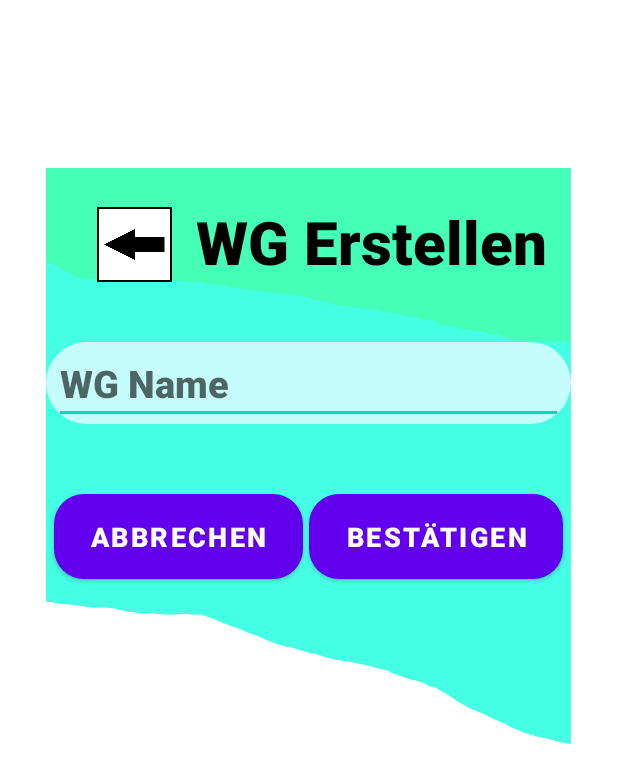
After one commit to Yannick12365/EMA-Projekt, an Android app: the layout popup_wg_erstellen.xml on its own in the app's theme, with its tools: preview values and no code run, on a phone screen of 412 x 824 dp. The commit adds this screen. Shown: the top 783 px of the screen. Run offline under Robolectric (Android 15) with nearby library versions, the phone set to English and light mode, and no system bars.

Commit message:
edit Login create WG erstellen PopUp

```diff
--- a/app/src/main/java/com/example/ema_projekt/MainActivity.kt
+++ b/app/src/main/java/com/example/ema_projekt/MainActivity.kt
@@ -1,11 +1,16 @@
 package com.example.ema_projekt
 
+import android.app.Dialog
 import android.content.Intent
+import android.graphics.Color
+import android.graphics.drawable.ColorDrawable
 import androidx.appcompat.app.AppCompatActivity
 import android.os.Bundle
 import android.widget.Button
+import android.widget.EditText
+import android.widget.ImageButton
+import android.widget.TextView
 import androidx.appcompat.app.AppCompatDelegate
-import com.example.ema_projekt.kalender.KalenderActivity
 import com.example.ema_projekt.wgplaner.WGPlanerActivity
 
 class MainActivity : AppCompatActivity() {
@@ -14,10 +19,50 @@ class MainActivity : AppCompatActivity() {
         AppCompatDelegate.setDefaultNightMode(AppCompatDelegate.MODE_NIGHT_NO)
         setContentView(R.layout.activity_main)
 
-        val button:Button = findViewById(R.id.button_einlogen)
+        val loginbutton:Button = findViewById(R.id.button_einloggen)
+        val erstellbutton:Button = findViewById(R.id.button_erstellen)
 
-        button.setOnClickListener {
+        loginbutton.setOnClickListener {
             startActivity(Intent(this, WGPlanerActivity::class.java))
         }
+
+        erstellbutton.setOnClickListener {
+            showWGErstellPopUp()
+        }
+    }
+
+    private fun showWGErstellPopUp(){
+        val popup = Dialog(this)
+
+        popup.setContentView(R.layout.popup_wg_erstellen)
+        popup.window?.setBackgroundDrawable(ColorDrawable(Color.TRANSPARENT))
+
+        val zurueck: ImageButton = popup.findViewById(R.id.imageButton_wgerstellen_zurueck)
+        val bestaetigen: Button = popup.findViewById(R.id.button_wgerstellen_bestaetigen)
+        val abbrechen:Button = popup.findViewById(R.id.button_wgerstellen_abbrechen)
+        val textfield:EditText = popup.findViewById(R.id.editText_wgname)
+        val errorfield:TextView = popup.findViewById(R.id.textView_error)
+
+        textfield.setOnClickListener {
+            errorfield.text = ""
+        }
+
+        zurueck.setOnClickListener {
+            popup.dismiss()
+        }
+
+        abbrechen.setOnClickListener {
+            popup.dismiss()
+        }
+
+        bestaetigen.setOnClickListener {
+            if (!textfield.text.toString().contains(" ")){
+                popup.dismiss()
+            } else {
+                errorfield.text = "Bitte verwende keine Leerzeichen!"
+            }
+        }
+
+        popup.show()
     }
 }
--- a/app/src/main/res/layout/activity_main.xml
+++ b/app/src/main/res/layout/activity_main.xml
@@ -84,22 +84,22 @@
                 android:layout_height="wrap_content"
                 android:textSize="25sp"
                 android:textAlignment="center"
-                android:text="Password" />
+                android:text="WG Token" />
 
             <EditText
-                android:id="@+id/wgpasswordinput"
+                android:id="@+id/wgtokeninput"
                 android:layout_width="match_parent"
                 android:layout_height="wrap_content"
                 android:textSize="20sp"
                 android:textColor="@color/black"
                 android:ems="10"
-                android:hint="Password"
+                android:hint="WG Token"
                 android:maxLines="25"
-                android:inputType="textPassword"
+                android:inputType="text"
                 android:minHeight="48dp" />
 
             <Button
-                android:id="@+id/button_einlogen"
+                android:id="@+id/button_einloggen"
                 android:layout_width="match_parent"
                 android:layout_height="wrap_content"
                 android:layout_marginTop="10dp"
@@ -108,13 +108,13 @@
                 android:background="@drawable/standart_button_background"
                 android:textAlignment="center"
                 android:textSize="20sp"
-                android:text="WG Einlogen" />
+                android:text="Einloggen" />
 
             <Button
                 android:id="@+id/button_erstellen"
                 android:layout_width="match_parent"
                 android:layout_height="wrap_content"
-                android:layout_marginTop="40dp"
+                android:layout_marginTop="60dp"
                 app:backgroundTint="@null"
                 android:fontFamily="sans-serif-black"
                 android:background="@drawable/standart_button_background"
--- /dev/null
+++ b/app/src/main/res/layout/popup_wg_erstellen.xml
@@ -0,0 +1,140 @@
+<?xml version="1.0" encoding="utf-8"?>
+<androidx.constraintlayout.widget.ConstraintLayout xmlns:android="http://schemas.android.com/apk/res/android"
+    xmlns:app="http://schemas.android.com/apk/res-auto"
+    android:layout_width="350dp"
+    android:layout_height="600dp"
+    android:layout_gravity="center"
+    android:background="@drawable/standarthintergrund"
+    >
+
+    <androidx.constraintlayout.widget.ConstraintLayout
+        android:id="@+id/constraintLayout"
+        android:layout_width="match_parent"
+        android:layout_height="103dp"
+        app:layout_constraintEnd_toEndOf="parent"
+        app:layout_constraintHorizontal_bias="1.0"
+        app:layout_constraintStart_toStartOf="parent"
+        app:layout_constraintTop_toTopOf="parent">
+
+        <ImageButton
+            android:id="@+id/imageButton_wgerstellen_zurueck"
+            android:layout_width="50dp"
+            android:layout_height="50dp"
+            android:background="@drawable/zurueck"
+            android:contentDescription="zurueckbutton"
+            app:layout_constraintBottom_toBottomOf="parent"
+            app:layout_constraintEnd_toEndOf="parent"
+            app:layout_constraintHorizontal_bias="0.113"
+            app:layout_constraintStart_toStartOf="parent"
+            app:layout_constraintTop_toTopOf="parent"
+            app:layout_constraintVertical_bias="0.49" />
+
+        <TextView
+            android:id="@+id/textView_title"
+            android:layout_width="wrap_content"
+            android:layout_height="wrap_content"
+            android:fontFamily="sans-serif-black"
+            android:text="WG Erstellen"
+            android:textColor="@color/black"
+            android:textSize="40sp"
+            android:textStyle="bold"
+            app:layout_constraintBottom_toBottomOf="parent"
+            app:layout_constraintEnd_toEndOf="parent"
+            app:layout_constraintHorizontal_bias="0.864"
+            app:layout_constraintStart_toStartOf="parent"
+            app:layout_constraintTop_toTopOf="parent"
+            app:layout_constraintVertical_bias="0.44" />
+    </androidx.constraintlayout.widget.ConstraintLayout>
+
+    <androidx.constraintlayout.widget.ConstraintLayout
+        android:id="@+id/constraintLayout2"
+        android:layout_width="match_parent"
+        android:layout_height="match_parent"
+        android:layout_marginTop="96dp"
+        app:layout_constraintBottom_toBottomOf="parent"
+        app:layout_constraintEnd_toEndOf="parent"
+        app:layout_constraintStart_toStartOf="parent"
+        app:layout_constraintTop_toTopOf="@+id/constraintLayout">
+
+        <LinearLayout
+            android:layout_width="match_parent"
+            android:layout_height="match_parent"
+            android:orientation="vertical">
+
+            <androidx.constraintlayout.widget.ConstraintLayout
+                android:layout_width="match_parent"
+                android:layout_height="wrap_content"
+                android:layout_marginTop="20dp"
+                android:layout_marginBottom="5dp"
+                android:background="@drawable/standart_item_background">
+
+                <EditText
+                    android:id="@+id/editText_wgname"
+                    android:layout_width="match_parent"
+                    android:layout_height="wrap_content"
+                    android:layout_marginStart="5dp"
+                    android:layout_marginEnd="5dp"
+                    android:fontFamily="sans-serif-black"
+                    android:hint="WG Name"
+                    android:inputType="textMultiLine"
+                    android:maxLines="5"
+                    android:minHeight="48dp"
+                    android:paddingTop="10dp"
+                    android:paddingBottom="10dp"
+                    android:scrollbars="vertical"
+                    android:textSize="25sp"
+                    app:layout_constraintEnd_toEndOf="parent"
+                    app:layout_constraintStart_toStartOf="parent"
+                    app:layout_constraintTop_toTopOf="parent" />
+            </androidx.constraintlayout.widget.ConstraintLayout>
+
+            <TextView
+                android:id="@+id/textView_error"
+                android:layout_width="match_parent"
+                android:layout_height="wrap_content"
+                android:textSize="15sp"
+                android:fontFamily="sans-serif-black"
+                android:textAlignment="center"
+                android:textColor="#c32222"
+                android:text="" />
+
+            <LinearLayout
+                android:layout_marginTop="20dp"
+                android:layout_width="match_parent"
+                android:layout_height="match_parent"
+                android:orientation="horizontal">
+
+                <Button
+                    android:id="@+id/button_wgerstellen_abbrechen"
+                    android:layout_width="wrap_content"
+                    android:layout_height="wrap_content"
+                    android:layout_weight="1"
+                    android:fontFamily="sans-serif-black"
+                    android:paddingTop="10dp"
+                    app:backgroundTint="@null"
+                    android:paddingBottom="10dp"
+                    android:background="@drawable/standart_button_background"
+                    android:textSize="18sp"
+                    android:layout_marginStart="5dp"
+                    android:layout_marginEnd="2dp"
+                    android:text="Abbrechen" />
+
+                <Button
+                    android:id="@+id/button_wgerstellen_bestaetigen"
+                    android:textSize="18sp"
+                    android:fontFamily="sans-serif-black"
+                    android:layout_marginStart="2dp"
+                    android:layout_marginEnd="5dp"
+                    app:backgroundTint="@null"
+                    android:background="@drawable/standart_button_background"
+                    android:paddingTop="10dp"
+                    android:paddingBottom="10dp"
+                    android:layout_width="wrap_content"
+                    android:layout_height="wrap_content"
+                    android:layout_weight="1"
+                    android:text="Bestätigen" />
+            </LinearLayout>
+        </LinearLayout>
+    </androidx.constraintlayout.widget.ConstraintLayout>
+
+</androidx.constraintlayout.widget.ConstraintLayout>
```
